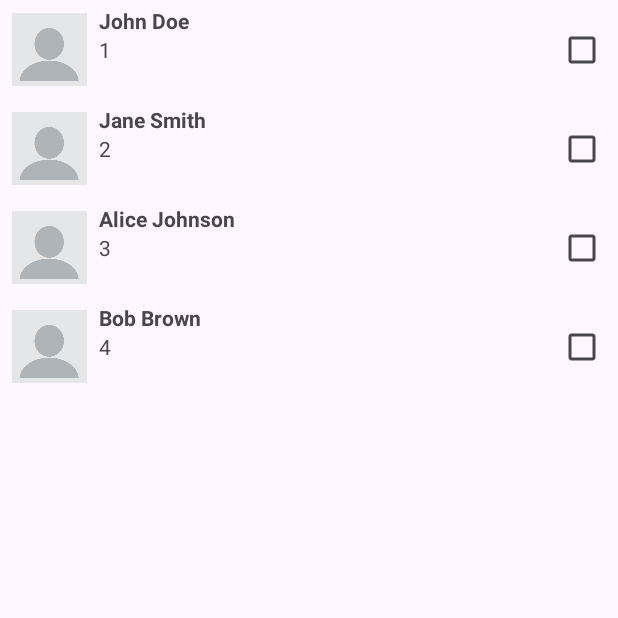
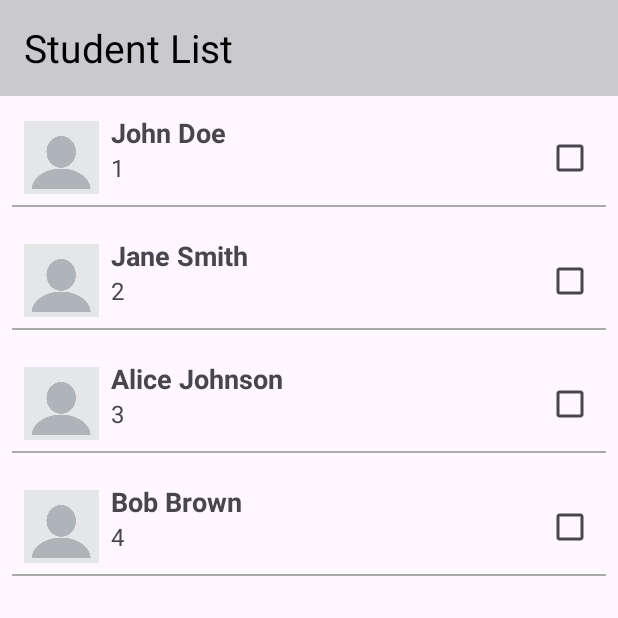
Before and after one commit to benliSZ/assigment2studentsApp, an Android app: the screen it shows after launch (StudentListActivity), after a tap on "View Students", on a phone screen of 412 x 824 dp, the top half of it. Run offline under Robolectric (Android 15) with nearby library versions, the phone set to English and light mode, and no system bars.

Commit message:
adjust to ux according to the assignment

```diff
--- a/app/src/main/java/com/benliandamit/studentsapp/StudentAdapter.kt
+++ b/app/src/main/java/com/benliandamit/studentsapp/StudentAdapter.kt
@@ -34,11 +34,10 @@ class StudentAdapter(
         fun bind(student: Student) {
             studentName.text = student.name
             studentId.text = student.id.toString()
-            studentCheckbox.isChecked = student.isChecked
+            studentCheckbox.isChecked = StudentRepository.isStudentChecked(student.id)
             itemView.setOnClickListener { onItemClick(student) }
             studentCheckbox.setOnCheckedChangeListener { _, isChecked ->
-                student.isChecked = isChecked
-                StudentRepository.updateStudent(student)
+                StudentRepository.setStudentChecked(student.id, isChecked)
             }
         }
     }
--- a/app/src/main/java/com/benliandamit/studentsapp/StudentRepository.kt
+++ b/app/src/main/java/com/benliandamit/studentsapp/StudentRepository.kt
@@ -1,21 +1,14 @@
 package com.benliandamit.studentsapp
 
 object StudentRepository {
-    private val students = mutableListOf<Student>()
+    private val students = mutableListOf(
+        Student(1, "John Doe", "123-456-7890", "123 Main St", false),
+        Student(2, "Jane Smith", "987-654-3210", "456 Elm St", false),
+        Student(3, "Alice Johnson", "555-123-4567", "789 Oak St", false),
+        Student(4, "Bob Brown", "444-555-6666", "101 Pine St", false)
+    )
 
-    fun getStudents(): List<Student> {
-        // Return a list of hard-coded students
-        return listOf(
-            Student(1, "John Doe", "123-456-7890", "123 Main St"),
-            Student(2, "Jane Smith", "987-654-3210", "456 Elm St"),
-            Student(3, "Alice Johnson", "555-123-4567", "789 Oak St"),
-            Student(4, "Bob Brown", "444-555-6666", "101 Pine St")
-        )
-    }
-
-    fun addStudent(student: Student) {
-        students.add(student)
-    }
+    fun getStudents(): List<Student> = students
 
     fun updateStudent(student: Student) {
         val index = students.indexOfFirst { it.id == student.id }
@@ -23,4 +16,16 @@ object StudentRepository {
             students[index] = student
         }
     }
+
+    fun setStudentChecked(id: Int, isChecked: Boolean) {
+        val student = students.find { it.id == id }
+        if (student != null) {
+            student.isChecked = isChecked
+            updateStudent(student)
+        }
+    }
+
+    fun isStudentChecked(id: Int): Boolean {
+        return students.find { it.id == id }?.isChecked ?: false
+    }
 }
--- a/app/src/main/res/layout/activity_student_list.xml
+++ b/app/src/main/res/layout/activity_student_list.xml
@@ -1,4 +1,3 @@
-<?xml version="1.0" encoding="utf-8"?>
 <androidx.constraintlayout.widget.ConstraintLayout xmlns:android="http://schemas.android.com/apk/res/android"
     xmlns:app="http://schemas.android.com/apk/res-auto"
     xmlns:tools="http://schemas.android.com/tools"
@@ -6,11 +5,35 @@
     android:layout_height="match_parent"
     tools:context=".StudentListActivity">
 
+    <androidx.appcompat.widget.Toolbar
+        android:id="@+id/toolbar"
+        android:layout_width="match_parent"
+        android:layout_height="?attr/actionBarSize"
+        android:background="@color/system_light_gray"
+        app:layout_constraintTop_toTopOf="parent"
+        app:layout_constraintStart_toStartOf="parent"
+        app:layout_constraintEnd_toEndOf="parent">
+
+        <TextView
+            android:id="@+id/toolbar_title"
+            android:layout_width="wrap_content"
+            android:layout_height="wrap_content"
+            android:text="Student List"
+            android:textSize="26sp"
+            android:layout_gravity="start|center_vertical"
+            android:gravity="start|center_vertical"
+            android:paddingStart="0dp"
+            android:paddingEnd="0dp"
+            android:paddingLeft="0dp"
+            android:paddingRight="0dp"
+            android:textColor="@android:color/black" />
+    </androidx.appcompat.widget.Toolbar>
+
     <androidx.recyclerview.widget.RecyclerView
         android:id="@+id/recycler_view"
         android:layout_width="match_parent"
-        android:layout_height="match_parent"
-        app:layout_constraintTop_toTopOf="parent"
+        android:layout_height="0dp"
+        app:layout_constraintTop_toBottomOf="@id/toolbar"
         app:layout_constraintBottom_toBottomOf="parent"
         app:layout_constraintStart_toStartOf="parent"
         app:layout_constraintEnd_toEndOf="parent" />
--- a/app/src/main/res/layout/item_student.xml
+++ b/app/src/main/res/layout/item_student.xml
@@ -2,7 +2,11 @@
     xmlns:app="http://schemas.android.com/apk/res-auto"
     xmlns:tools="http://schemas.android.com/tools"
     android:layout_width="match_parent"
-    android:layout_height="wrap_content">
+    android:layout_height="wrap_content"
+    android:paddingBottom="8dp"
+    android:paddingTop="8dp"
+    android:paddingStart="8dp"
+    android:paddingEnd="8dp">
 
     <ImageView
         android:id="@+id/student_image"
@@ -21,6 +25,7 @@
         android:layout_marginStart="8dp"
         android:layout_marginTop="4dp"
         android:textStyle="bold"
+        android:textSize="18sp"
         app:layout_constraintStart_toEndOf="@id/student_image"
         app:layout_constraintTop_toTopOf="parent"
         app:layout_constraintEnd_toStartOf="@id/student_checkbox" />
@@ -30,6 +35,7 @@
         android:layout_width="0dp"
         android:layout_height="wrap_content"
         android:layout_marginStart="8dp"
+        android:textSize="16sp"
         app:layout_constraintStart_toEndOf="@id/student_image"
         app:layout_constraintTop_toBottomOf="@id/student_name"
         app:layout_constraintEnd_toStartOf="@id/student_checkbox" />
@@ -41,4 +47,12 @@
         app:layout_constraintEnd_toEndOf="parent"
         app:layout_constraintTop_toTopOf="parent"
         app:layout_constraintBottom_toBottomOf="parent" />
+
+    <View
+        android:layout_width="0dp"
+        android:layout_height="1dp"
+        android:background="@android:color/darker_gray"
+        app:layout_constraintBottom_toBottomOf="parent"
+        app:layout_constraintStart_toStartOf="parent"
+        app:layout_constraintEnd_toEndOf="parent" />
 </androidx.constraintlayout.widget.ConstraintLayout>
--- a/app/src/main/res/values/colors.xml
+++ b/app/src/main/res/values/colors.xml
@@ -2,4 +2,5 @@
 <resources>
     <color name="black">#FF000000</color>
     <color name="white">#FFFFFFFF</color>
+    <color name="system_light_gray">#CACACE</color>
 </resources>
--- a/gradle.properties
+++ b/gradle.properties
@@ -21,3 +21,4 @@ kotlin.code.style=official
 # resources declared in the library itself and none from the library's dependencies,
 # thereby reducing the size of the R class for that library
 android.nonTransitiveRClass=true
+org.gradle.configuration-cache=true
--- a/gradle/libs.versions.toml
+++ b/gradle/libs.versions.toml
@@ -1,5 +1,5 @@
 [versions]
-agp = "8.7.2"
+agp = "8.7.3"
 kotlin = "1.9.24"
 coreKtx = "1.10.1"
 junit = "4.13.2"
```
Also changed, not shown: app/src/main/java/com/benliandamit/studentsapp/StudentDetailsActivity.kt (+6 -8 lines), app/src/main/java/com/benliandamit/studentsapp/StudentListActivity.kt (+8 -1 lines), app/src/main/res/layout/activity_student_details.xml (+15 -7 lines), 1 other file.
